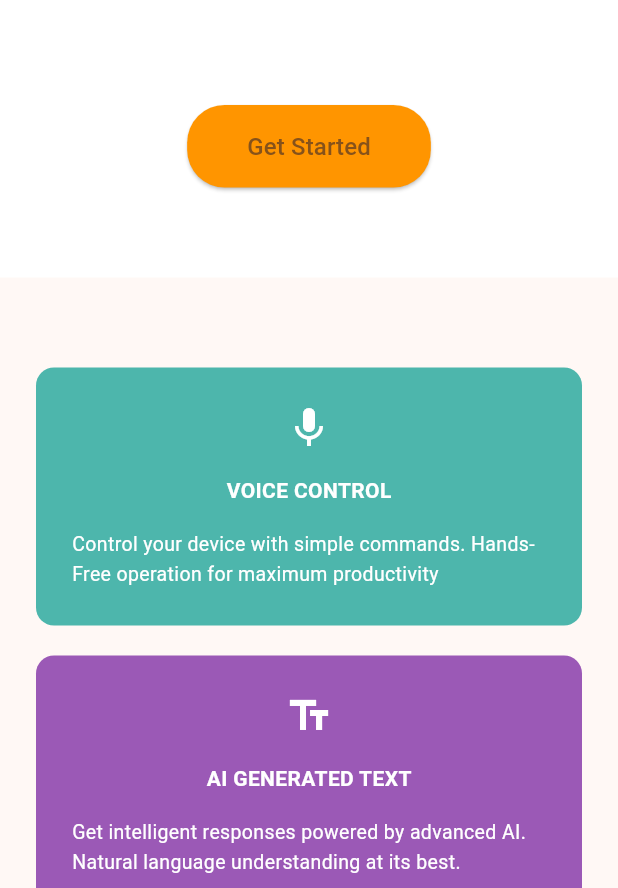
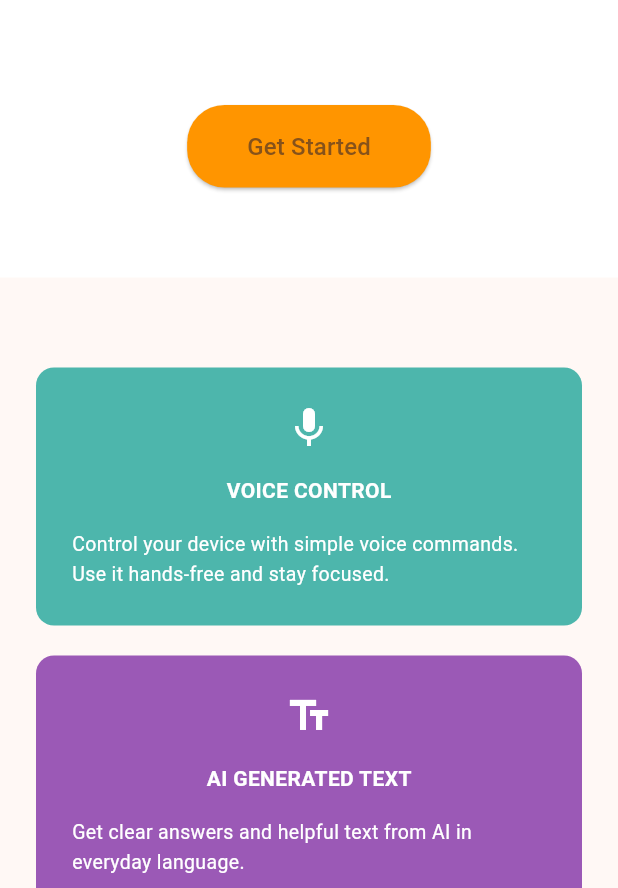
Before and after one commit to kawtharrS/voicera-ai, a Flutter app: the screen it shows after launch, on a phone screen of 412 x 824 dp, the part 348-1236 px from its top. Run offline on Flutter 3.47's test engine with Material 3 defaults, Android fonts, the phone set to English and light mode, and no system bars; our stand-ins replace just_audio, speech_to_text; accounts and stored records are empty.

Commit message:
cleaned some mobile stuff

```diff
--- a/mobile/lib/screens/chat/services/agent_service.dart
+++ b/mobile/lib/screens/chat/services/agent_service.dart
@@ -4,8 +4,8 @@ import 'package:mobile/apis/auth_service.dart';
 
 class AgentService {
   final String baseUrl;
+
   AgentService(this.baseUrl);
-
   Future<String> ask(String question) async {
     final response = await http
         .post(
--- a/mobile/lib/screens/chat/services/audio_cache_service.dart
+++ b/mobile/lib/screens/chat/services/audio_cache_service.dart
@@ -6,7 +6,9 @@ import 'package:mobile/apis/auth_service.dart';
 
 class AudioCacheService {
   static final AudioCacheService _instance = AudioCacheService._internal();
+
   factory AudioCacheService() => _instance;
+
   AudioCacheService._internal();
 
   Directory? _cacheDir;
@@ -60,7 +62,6 @@ class AudioCacheService {
         _cachedFiles[_getCacheKey(key, 'alloy')] = file.path;
       }
     }
-
   }
 
   String _getCacheKey(String text, String voice) {
@@ -136,7 +137,6 @@ class AudioCacheService {
         await cacheAudio(phrase, voice);
         await Future.delayed(const Duration(milliseconds: 100));
       }
-
     }
   }
 
@@ -147,7 +147,6 @@ class AudioCacheService {
       _cachedFiles.clear();
       debugPrint('Cache cleared');
     }
-
   }
 
   Map<String, dynamic> getCacheStats() {
--- a/mobile/lib/screens/chat/services/speech_service.dart
+++ b/mobile/lib/screens/chat/services/speech_service.dart
@@ -1,10 +1,13 @@
 import 'package:speech_to_text/speech_to_text.dart' as stt;
 
+/// Small wrapper around the speech_to_text plugin.
 class SpeechService {
   final stt.SpeechToText _speech = stt.SpeechToText();
 
+  /// Initializes the microphone / speech engine.
   Future<bool> init() => _speech.initialize();
 
+  /// Starts listening and calls [onResult] every time speech is recognized.
   void listen(void Function(String text, bool finalResult) onResult) {
     _speech.listen(
       onResult: (result) {
@@ -14,5 +17,6 @@ class SpeechService {
     );
   }
 
+  /// Stops listening for speech.
   Future<void> stop() => _speech.stop();
 }
--- a/mobile/lib/screens/chat/voice_chat.dart
+++ b/mobile/lib/screens/chat/voice_chat.dart
@@ -99,8 +99,8 @@ class _VoiceChatViewState extends State<_VoiceChatView> {
                 children: [
                   AccessibleWidget(
                     label: controller.state == VoiceState.listening
-                        ? 'Stop recording button'
-                        : 'Voice orb. Tap to start speaking.',
+                        ? 'Stop recording'
+                        : 'Tap to start speaking.',
                     borderRadius: 110,
                     onTap: controller.toggleListening,
                     onLongPress: controller.readCurrentText,
--- a/mobile/lib/screens/chat/widgets/voice_status.dart
+++ b/mobile/lib/screens/chat/widgets/voice_status.dart
@@ -18,8 +18,8 @@ class VoiceStatus extends StatelessWidget {
         const SizedBox(height: 10),
         Text(
           isRecording
-              ? 'Listening for your voice...'
-              : (state != VoiceState.error ? 'Tap orb to speak or type above' : 'Speech not available'),
+              ? 'Listening to you...'
+              : (state != VoiceState.error ? 'Tap to speak or type a message.' : 'Speech is not available right now.'),
           style: const TextStyle(
             color: Colors.black54,
             fontSize: 13,
--- a/mobile/lib/screens/home/home.dart
+++ b/mobile/lib/screens/home/home.dart
@@ -85,21 +85,21 @@ class HomePage extends StatelessWidget{
                 ServiceCard(
                   color: AppColors.teal,
                   title: 'VOICE CONTROL',
-                  description: 'Control your device with simple commands. Hands-Free operation for maximum productivity',
+                  description: 'Control your device with simple voice commands. Use it hands-free and stay focused.',
                   icon: Icons.mic,
                 ),
                 const SizedBox(height:20),
                 ServiceCard(
                   color: const Color(0xFF9B59B6),
                   title: 'AI GENERATED TEXT',
-                  description: 'Get intelligent responses powered by advanced AI. Natural language understanding at its best.',
+                  description: 'Get clear answers and helpful text from AI in everyday language.',
                   icon: Icons.text_fields,
                 ),
                 const SizedBox(height:20),
                 ServiceCard(
                   color: const Color(0xFFFF9500),
                   title:'TASK AUTOMATION',
-                  description:'Automate repetitive tasks with voice commands. Save time and focus on what matters.',
+                  description:'Let Voicera handle routine tasks so you can focus on what matters most.',
                   icon: Icons.check_circle,
                 ),
               ],),
@@ -119,7 +119,7 @@ class HomePage extends StatelessWidget{
               ),
               const SizedBox(height: AppPadding.vP),
               const Text(
-                'AI that understands everyone, built with WCAG standards. Perfect for all users.',
+                'Made to be easy for everyone to use, with strong accessibility support.',
                 textAlign: TextAlign.center,
                 style: TextStyle(
                   fontSize: 16,
```
Also changed, not shown: mobile/lib/apis/auth_service.dart (+10 -0 lines), mobile/lib/screens/chat/voice_controller.dart (+11 -4 lines), mobile/lib/screens/chat/widgets/accessible_widget.dart (line endings or trailing spaces), 5 other files.
